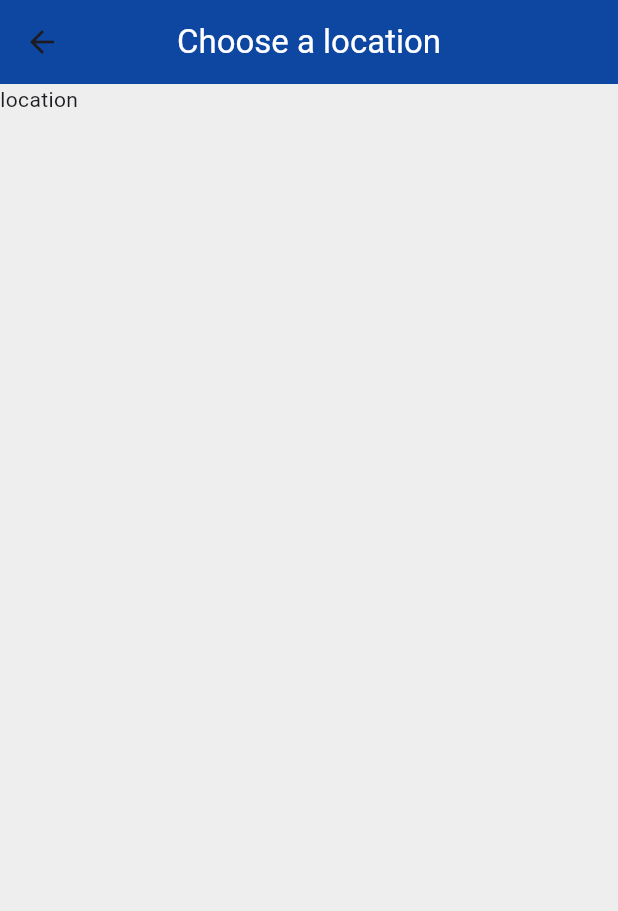
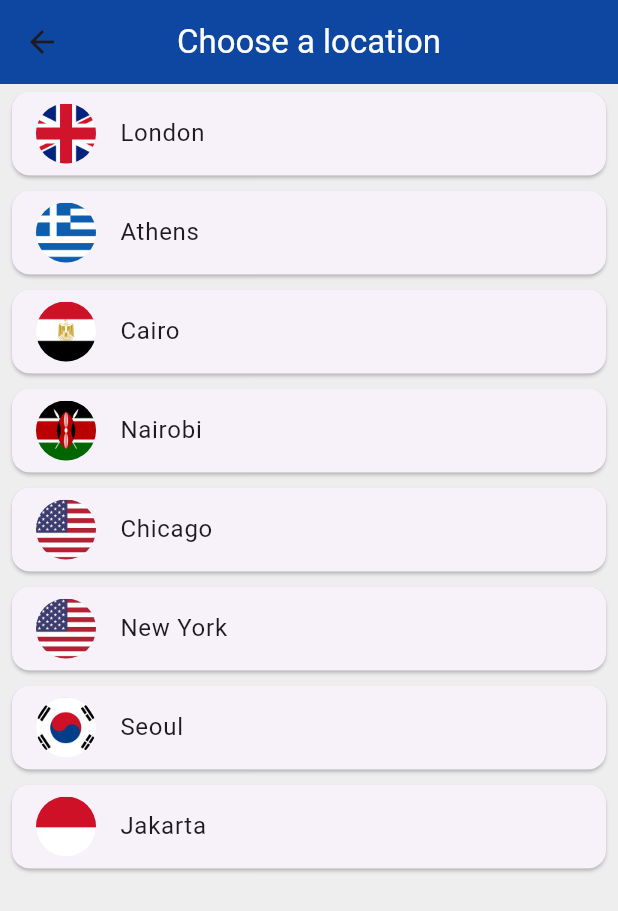
Before and after one commit to katerina456/date_time_flutter_prj, a Flutter app: the screen it shows after launch, after a tap on "Edit Location", on a phone screen of 412 x 824 dp. Shown: the top 911 px of the screen. Run offline on Flutter 3.47's test engine with Material 3 defaults, Android fonts, the phone set to English and light mode, and no system bars; our stand-ins replace flutter_spinkit; network calls fail.

Commit message:
different locations

```diff
--- a/lib/pages/choose_location.dart
+++ b/lib/pages/choose_location.dart
@@ -1,4 +1,5 @@
 import 'package:flutter/material.dart';
+import 'package:time_prj/services/world_time.dart';
 
 class ChooseLocation extends StatefulWidget {
   const ChooseLocation({super.key});
@@ -8,6 +9,29 @@
 }
 
 class _ChooseLocationState extends State<ChooseLocation> {
+  List<WorldTime> locations = [
+    WorldTime(url: 'Europe/London', location: 'London', flag: 'uk.png'),
+    WorldTime(url: 'Europe/Berlin', location: 'Athens', flag: 'greece.png'),
+    WorldTime(url: 'Africa/Cairo', location: 'Cairo', flag: 'egypt.png'),
+    WorldTime(url: 'Africa/Nairobi', location: 'Nairobi', flag: 'kenya.png'),
+    WorldTime(url: 'America/Chicago', location: 'Chicago', flag: 'usa.png'),
+    WorldTime(url: 'America/New_York', location: 'New York', flag: 'usa.png'),
+    WorldTime(url: 'Asia/Seoul', location: 'Seoul', flag: 'south_korea.png'),
+    WorldTime(url: 'Asia/Jakarta', location: 'Jakarta', flag: 'indonesia.png'),
+  ];
+
+  void updateTime(index) async {
+    WorldTime instanse = locations[index];
+    await instanse.getTime();
+    // navigate to home screen
+    Navigator.pop(context, {
+      'location': instanse.location,
+      'flag': instanse.flag,
+      'time': instanse.time,
+      'isDaytime': instanse.isDaytime,
+    });
+  }
+
   @override
   Widget build(BuildContext context) {
     return Scaffold(
@@ -23,11 +47,27 @@
         centerTitle: true,
         elevation: 0,
       ),
-      body: Column(
-        children: [
-          Text('location'),
-        ],
-      ),
+      body: ListView.builder(
+        itemCount: locations.length,
+        itemBuilder: (context, index) {
+          return Padding(
+            padding: const EdgeInsets.symmetric(vertical: 1.0, horizontal: 4.0),
+            child: Card(
+              child: ListTile(
+                onTap: () {
+                  print(locations[index].location);
+                  updateTime(index);
+                },
+                title: Text(locations[index].location),
+                leading: CircleAvatar(
+                  backgroundImage: AssetImage('assets/${locations[index].flag}'),
+                ),
+              ),
+            ),
+          );
+        },
+
+      )
     );
   }
 }
--- a/lib/pages/home.dart
+++ b/lib/pages/home.dart
@@ -10,7 +10,7 @@
 
   @override
   Widget build(BuildContext context) {
-    Map data = ModalRoute.of(context)!.settings.arguments as Map;
+    data = data.isNotEmpty? data : ModalRoute.of(context)!.settings.arguments as Map;
     print(data);
 
     // set background
@@ -32,8 +32,16 @@
             child: Column(
               children: <Widget>[
                 TextButton.icon(
-                  onPressed: () {
-                    Navigator.pushNamed(context, '/location');
+                  onPressed: () async {
+                    dynamic result = await Navigator.pushNamed(context, '/location');
+                    setState(() {
+                      data = {
+                        'time': result['time'],
+                        'location': result['location'],
+                        'flag': result['flag'],
+                        'isDaytime': result['isDaytime'],
+                      };
+                    });
                   },
                   icon: Icon(
                     Icons.edit_location,
```
Also changed, not shown: assets/egypt.png (added), assets/germany.png (added), assets/greece.png (added), assets/indonesia.png (added), assets/kenya.png (added), assets/south_korea.png (added), assets/uk.png (added), assets/usa.png (added).
